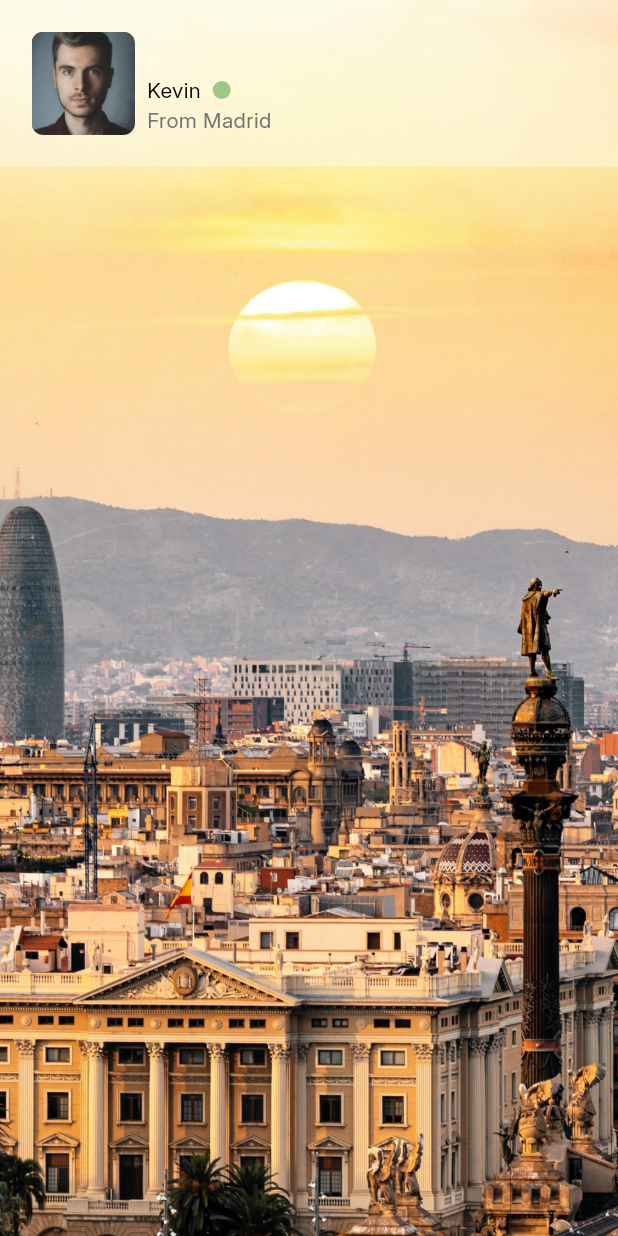
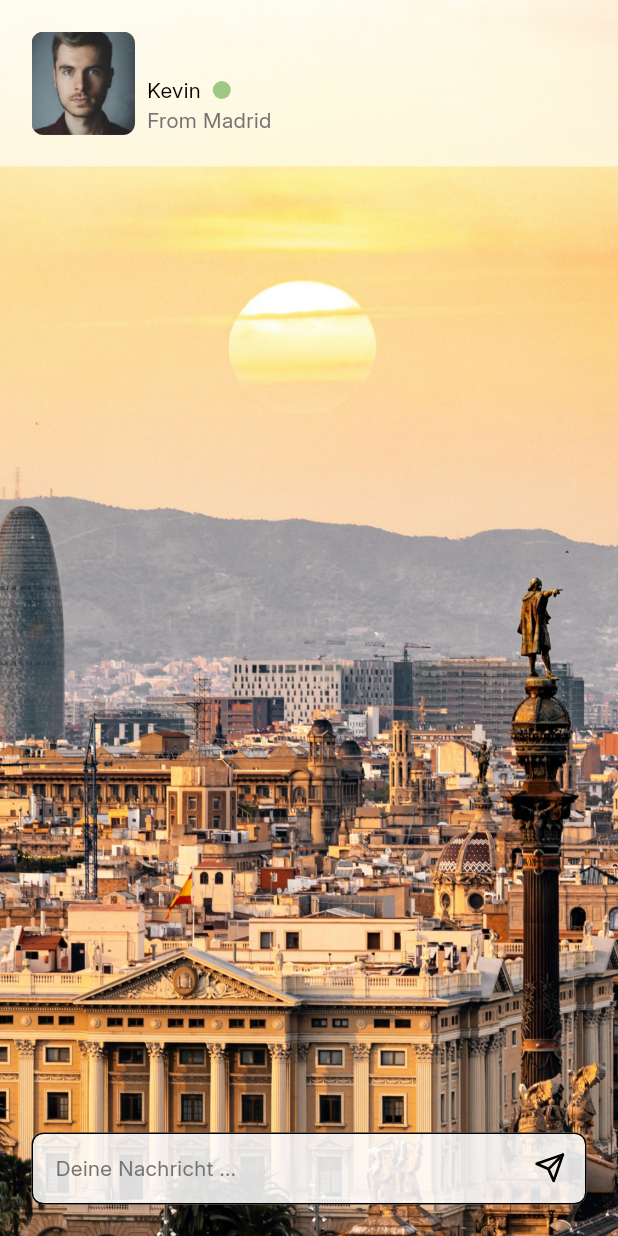
Before and after one commit to pascal-iding/tandem_ai, a Flutter app: the screen it shows after launch, after a tap on "Neue Konversation starten", on a phone screen of 412 x 824 dp. Run offline on Flutter 3.47's test engine with Material 3 defaults, Android fonts, the phone set to English and light mode, and no system bars; our stand-ins replace bloc, flutter_bloc, flutter_svg, go_router.

Commit message:
Add chat skeleton

```diff
--- a/lib/features/chat/presentation/screens/chat_screen.dart
+++ b/lib/features/chat/presentation/screens/chat_screen.dart
@@ -1,15 +1,12 @@
-
 import 'package:flutter/material.dart';
-import 'dart:async';
+import 'package:flutter/scheduler.dart';
 import 'package:flutter_bloc/flutter_bloc.dart';
-
 import '../widgets/scroll_indicator.dart';
 import '../widgets/chat_settings/chat_settings.dart';
 import '../widgets/ai_chat/ai_chat.dart';
 import '../../logic/cubit/chat_settings_cubit.dart';
 import '../../logic/cubit/chat_list_cubit.dart';
 import '../../data/models/chat_list.dart';
-
 
 class ChatScreen extends StatefulWidget {
   const ChatScreen({super.key});
@@ -18,64 +15,70 @@ class ChatScreen extends StatefulWidget {
   State<ChatScreen> createState() => _ChatScreenState();
 }
 
-
 class _ChatScreenState extends State<ChatScreen> {
   final ScrollController _scrollController = ScrollController();
   final double _scrollIndicatorHeight = 38;
   bool _showScrollIndicator = true;
-  Timer? _scrollTimer;
-  bool _isScrolling = false;
+  double _scrollOffset = 0.0;
 
   @override
   void initState() {
     super.initState();
-    _scrollController.addListener(_scrollListener);
+    _scrollController.addListener(_onScroll);
   }
 
   @override
   void dispose() {
-    _scrollController.removeListener(_scrollListener);
+    _scrollController.removeListener(_onScroll);
     _scrollController.dispose();
-    _scrollTimer?.cancel();
     super.dispose();
   }
 
-  void _scrollListener() {
-    _scrollTimer?.cancel();
-
-    if (!_isScrolling) {
-      _onScrollStart();
+  void _onScroll() {
+    if (mounted) {
+      SchedulerBinding.instance.addPostFrameCallback((_) {
+        if (mounted) {
+          setState(() {
+            _scrollOffset = _scrollController.offset;
+          });
         }
-
-    _scrollTimer = Timer(const Duration(milliseconds: 100), () {
-      _onScrollEnd();
       });
+    }
   }
 
   void _onScrollStart() {
+    if (mounted) {
+      SchedulerBinding.instance.addPostFrameCallback((_) {
+        if (mounted) {
           setState(() {
-      _isScrolling = true;
             _showScrollIndicator = false;
           });
         }
+      });
+    }
+  }
 
   void _onScrollEnd() {
+    if (mounted) {
+      SchedulerBinding.instance.addPostFrameCallback((_) {
+        if (mounted) {
           setState(() {
-      _isScrolling = false;
             _showScrollIndicator = _isAtTop();
           });
+        }
+      });
+    }
   }
 
   bool _isAtTop() {
     if (!_scrollController.hasClients) return true;
-
     return _scrollController.offset <= 0.0;
   }
 
   void _scrollToBottom() {
     if (_scrollController.hasClients) {
       WidgetsBinding.instance.addPostFrameCallback((_) {
-        Timer(const Duration(milliseconds: 300), () {
+        Future.delayed(const Duration(milliseconds: 300), () {
           if (_scrollController.hasClients) {
             _scrollController.animateTo(
               _scrollController.position.maxScrollExtent,
@@ -106,15 +109,23 @@ class _ChatScreenState extends State<ChatScreen> {
             ],
             child: BlocBuilder<ChatListCubit, ChatList>(
               builder: (context, chatListState) {
-                final hasChats =
-                  (chatListState.chats.isNotEmpty) &&
-                  (chatListState.activeChatIndex != null);
+                final hasChats = chatListState.chats.isNotEmpty &&
+                    chatListState.activeChatIndex != null;
 
                 if (!hasChats && _scrollController.hasClients) {
                   _scrollController.jumpTo(0);
                 }
 
-                return Stack(
+                return NotificationListener<ScrollNotification>(
+                  onNotification: (notification) {
+                    if (notification is ScrollStartNotification) {
+                      _onScrollStart();
+                    } else if (notification is ScrollEndNotification) {
+                      _onScrollEnd();
+                    }
+                    return false;
+                  },
+                  child: Stack(
                     children: [
                       SingleChildScrollView(
                         controller: _scrollController,
@@ -127,7 +138,10 @@ class _ChatScreenState extends State<ChatScreen> {
                               maxHeight: stackHeight,
                               onNewChat: _scrollToBottom,
                             ),
-                          AiChat(maxHeight: stackHeight),
+                            AiChat(
+                              maxHeight: stackHeight,
+                              scrollOffset: _scrollOffset,
+                            ),
                           ],
                         ),
                       ),
@@ -141,6 +155,7 @@ class _ChatScreenState extends State<ChatScreen> {
                           ),
                         ),
                     ],
+                  ),
                 );
               },
             ),
--- a/lib/features/chat/presentation/widgets/ai_chat/ai_chat.dart
+++ b/lib/features/chat/presentation/widgets/ai_chat/ai_chat.dart
@@ -1,23 +1,81 @@
 import 'package:flutter/material.dart';
 import 'package:flutter_bloc/flutter_bloc.dart';
+import 'package:tandem_ai/features/chat/data/constants/message_author.dart';
 import 'package:tandem_ai/features/chat/data/models/chat_list.dart';
 
 import 'package:tandem_ai/features/chat/logic/cubit/chat_list_cubit.dart';
+import 'package:tandem_ai/features/chat/presentation/widgets/ai_chat/chat_history/chat_history.dart';
 import './header.dart';
+import 'package:tandem_ai/shared/widgets/form_elements/text_inputs/default_text_area.dart';
 
+class AiChat extends StatefulWidget {
+  final double maxHeight;
+  final double scrollOffset;
 
-class AiChat extends StatelessWidget {
-  final double maxHeight;
+  const AiChat({
+    super.key,
+    required this.maxHeight,
+    required this.scrollOffset,
+  });
 
-  const AiChat({super.key, required this.maxHeight});
+  @override
+  State<AiChat> createState() => _AiChatState();
+}
+
+class _AiChatState extends State<AiChat> {
+  late TextEditingController _textController;
+
+  // Adjust these values to control the fade behavior
+  static const double _fadeStartOffset = 0.0;
+  static const double _fadeEndOffset = 200.0;
+
+  @override
+  void initState() {
+    super.initState();
+    _textController = TextEditingController();
+  }
+
+  @override
+  void dispose() {
+    _textController.dispose();
+    super.dispose();
+  }
+
+  double _calculateHeaderOpacity() {
+    if (widget.scrollOffset <= _fadeStartOffset) {
+      return 0.0; // Fully transparent at the top
+    } else if (widget.scrollOffset >= _fadeEndOffset) {
+      return 1.0; // Fully opaque after scrolling enough
+    } else {
+      // Linear interpolation between 0 and 1
+      return (widget.scrollOffset - _fadeStartOffset) /
+             (_fadeEndOffset - _fadeStartOffset);
+    }
+  }
+
+  void onSend() {
+    final Chat? activeChat = context.read<ChatListCubit>().getActiveChat();
+    Message message = Message(
+      author: MessageAuthor.user,
+      text: _textController.text,
+      date: DateTime.now(),
+    );
+
+    if (activeChat == null) return;
+
+    context.read<ChatListCubit>().addMessage(activeChat.id, message);
+    _textController.clear();
+  }
 
   @override
   Widget build(BuildContext context) {
     final Chat? activeChat = context.read<ChatListCubit>().getActiveChat();
+    final EdgeInsets padding = MediaQuery.of(context).padding;
+    final double headerOpacity = _calculateHeaderOpacity();
 
     return Container(
       width: double.infinity,
-      height: maxHeight,
+      height: widget.maxHeight,
       decoration: const BoxDecoration(
         image: DecorationImage(
           image: AssetImage('assets/images/language_backgrounds/spain.jpg'),
@@ -27,10 +85,30 @@ class AiChat extends StatelessWidget {
       child: activeChat != null
         ? Column(
           children: [
-            Header()
+            Opacity(
+              opacity: headerOpacity,
+              child: Header(),
+            ),
+            const SizedBox(height: 11),
+            Expanded(
+              child: ChatHistory(),
+            ),
+            const SizedBox(height: 11),
+            Padding(
+              padding: EdgeInsets.only(
+                left: 21,
+                right: 21,
+                bottom: padding.bottom + 21,
+              ),
+              child: DefaultTextArea(
+                hint: 'Deine Nachricht ...',
+                controller: _textController,
+                onSend: () { onSend(); },
+              ),
+            ),
           ],
         )
-      : null
+      : null,
     );
   }
 }
--- /dev/null
+++ b/lib/features/chat/presentation/widgets/ai_chat/chat_history/chat_history.dart
@@ -0,0 +1,30 @@
+import 'package:flutter/material.dart';
+import 'package:flutter_bloc/flutter_bloc.dart';
+
+import 'package:tandem_ai/features/chat/data/models/chat_list.dart';
+import 'package:tandem_ai/features/chat/logic/cubit/chat_list_cubit.dart';
+import 'chat_bubble.dart';
+
+class ChatHistory extends StatelessWidget {
+  const ChatHistory({super.key});
+
+  @override
+  Widget build(BuildContext context) {
+    final Chat? activeChat = context.read<ChatListCubit>().getActiveChat();
+
+    return activeChat != null ? Padding(
+      padding: EdgeInsets.symmetric(horizontal: 21),
+      child: ListView.builder(
+        itemCount: activeChat.messages.length ?? 0,
+        itemBuilder: (context, index) {
+          final message = activeChat.messages[index];
+          return ChatBubble(
+            message: message.text,
+            date: message.date,
+            correctedMessage: 'Hello',
+          );
+        },
+      ),
+    ): Container();
+  }
+}
--- a/lib/features/chat/presentation/widgets/ai_chat/header.dart
+++ b/lib/features/chat/presentation/widgets/ai_chat/header.dart
@@ -1,4 +1,3 @@
-
 import 'package:flutter/material.dart';
 import 'package:flutter_bloc/flutter_bloc.dart';
 
@@ -6,9 +5,45 @@ import 'package:tandem_ai/features/chat/data/models/chat_list.dart';
 import 'package:tandem_ai/features/chat/logic/cubit/chat_list_cubit.dart';
 import 'package:tandem_ai/features/chat/presentation/widgets/active_chat_list/active_indicator.dart';
 
+class Header extends StatefulWidget {
+  const Header({super.key});
 
-class Header extends StatelessWidget {
-  const Header({super.key});
+  @override
+  State<Header> createState() => _HeaderState();
+}
+
+class _HeaderState extends State<Header> with SingleTickerProviderStateMixin {
+  late AnimationController _animationController;
+  late Animation<double> _fadeAnimation;
+
+  @override
+  void initState() {
+    super.initState();
+
+    _animationController = AnimationController(
+      duration: const Duration(milliseconds: 500),
+      vsync: this,
+    );
+
+    _fadeAnimation = Tween<double>(
+      begin: 0.0,
+      end: 1.0,
+    ).animate(CurvedAnimation(
+      parent: _animationController,
+      curve: Curves.easeIn,
+    ));
+
+    // Start the animation when the widget is built
+    WidgetsBinding.instance.addPostFrameCallback((_) {
+      _animationController.forward();
+    });
+  }
+
+  @override
+  void dispose() {
+    _animationController.dispose();
+    super.dispose();
+  }
 
   @override
   Widget build(BuildContext context) {
@@ -17,9 +52,13 @@ class Header extends StatelessWidget {
     final EdgeInsets padding = MediaQuery.of(context).padding;
     final double topSafeArea = padding.top;
 
-    return activeChat != null ? Container(
-      padding: EdgeInsets.only(top: topSafeArea + 21, left: 21, right: 21, bottom: 21),
-      color: Theme.of(context).colorScheme.surface.withAlpha(100),
+    return activeChat != null
+        ? FadeTransition(
+            opacity: _fadeAnimation,
+            child: Container(
+              padding: EdgeInsets.only(
+                  top: topSafeArea + 21, left: 21, right: 21, bottom: 21),
+              color: Theme.of(context).colorScheme.surface.withAlpha(150),
               child: Row(
                 crossAxisAlignment: CrossAxisAlignment.end,
                 children: [
@@ -30,8 +69,7 @@ class Header extends StatelessWidget {
                       borderRadius: BorderRadius.circular(8),
                       image: DecorationImage(
                           image: AssetImage(activeChat.persona.picturePath),
-                fit: BoxFit.cover
-              )
+                          fit: BoxFit.cover),
                     ),
                   ),
                   const SizedBox(width: 8),
@@ -53,14 +91,20 @@ class Header extends StatelessWidget {
                       ),
                       Text(
                         'From ${activeChat.settings.getCityOfOrigin()}',
-                style: Theme.of(context).textTheme.bodyMedium?.copyWith(
-                  color: Theme.of(context).colorScheme.onSurfaceVariant
-                ),
+                        style: Theme.of(context)
+                            .textTheme
+                            .bodyMedium
+                            ?.copyWith(
+                                color: Theme.of(context)
+                                    .colorScheme
+                                    .onSurfaceVariant),
                       )
                     ],
                   )
                 ],
+              ),
+            ),
           )
-    ): Container();
+        : Container();
   }
 }
--- a/lib/shared/themes/default_theme.dart
+++ b/lib/shared/themes/default_theme.dart
@@ -15,7 +15,7 @@ class DefaultTheme {
     error: Color.fromARGB(255, 235, 93, 93),
     onError: Color.fromARGB(255, 255, 255, 255),
     onPrimary: Color.fromARGB(255, 255, 255, 255),
-    onSecondary: Color.fromARGB(255, 0, 0, 0),
+    onSecondary: Color.fromARGB(255, 255, 255, 255),
     onSurface: Color.fromARGB(255, 0, 0, 0),
     onSurfaceVariant: Color.fromARGB(255, 116, 116, 116),
     outline: Color.fromARGB(255, 0, 0, 0),
--- /dev/null
+++ b/lib/shared/widgets/form_elements/text_inputs/default_text_area.dart
@@ -0,0 +1,122 @@
+import 'package:flutter/material.dart';
+import 'package:flutter_svg/svg.dart';
+
+class DefaultTextArea extends StatelessWidget {
+  final String? title;
+  final String hint;
+  final String? topicIconPath;
+  final TextEditingController? controller;
+  final bool isPassword;
+  final ValueChanged<String>? onChanged;
+  final VoidCallback? onSend;
+
+  const DefaultTextArea({
+    super.key,
+    this.title,
+    required this.hint,
+    this.controller,
+    this.topicIconPath,
+    this.isPassword = false,
+    this.onChanged,
+    this.onSend,
+  });
+
+  @override
+  Widget build(BuildContext context) {
+    return Stack(
+      children: [
+        Column(
+          crossAxisAlignment: CrossAxisAlignment.start,
+          children: [
+            if (title != null)
+              Text(
+                title!,
+                style: Theme.of(context).textTheme.labelLarge,
+              ),
+            if (title != null)
+              const SizedBox(height: 8),
+            Row(
+              mainAxisAlignment: MainAxisAlignment.center,
+              crossAxisAlignment: CrossAxisAlignment.start,
+              children: [
+                if (topicIconPath != null)
+                  Container(
+                    width: 53,
+                    height: 53,
+                    padding: const EdgeInsets.all(8),
+                    child: SvgPicture.asset(
+                      topicIconPath!
+                    ),
+                  ),
+                if (topicIconPath != null)
+                  const SizedBox(width: 8),
+                Expanded(
+                  child: TextFormField(
+                    controller: controller,
+                    obscureText: isPassword,
+                    keyboardType: TextInputType.multiline,
+                    textInputAction: TextInputAction.newline,
+                    textAlignVertical: TextAlignVertical.bottom,
+                    minLines: 1,
+                    maxLines: 3,
+                    onTapOutside: (event) {
+                      FocusScope.of(context).unfocus();
+                    },
+                    onChanged: onChanged,
+                    style: Theme.of(context).textTheme.bodyMedium,
+                    decoration: InputDecoration(
+                      filled: true,
+                      fillColor: Theme.of(context).colorScheme.surface.withAlpha(220),
+                      hintText: hint,
+                      hintStyle: Theme.of(context).textTheme.bodyMedium?.copyWith(
+                        color: Theme.of(context).colorScheme.onSurfaceVariant,
+                      ),
+                      contentPadding: EdgeInsets.only(top: 14, right: 12 + 33, bottom: 14, left: 12),
+                      border: OutlineInputBorder(
+                        borderRadius: BorderRadius.circular(8),
+                        borderSide: BorderSide(color: Theme.of(context).colorScheme.onSurface, width: 1),
+                      ),
+                      enabledBorder: OutlineInputBorder(
+                        borderRadius: BorderRadius.circular(8),
+                        borderSide: BorderSide(color: Theme.of(context).colorScheme.onSurface, width: 1),
+                      ),
+                      focusedBorder: OutlineInputBorder(
+                        borderRadius: BorderRadius.circular(8),
+                        borderSide: BorderSide(color: Theme.of(context).colorScheme.onSurface, width: 1),
+                      ),
+                    ),
+                  ),
+                )
+              ]
+            )
+          ],
+        ),
+        Positioned(
+          right: 8,
+          bottom: 8,
+          child: Container(
+            width: 33,
+            height: 33,
+            decoration: BoxDecoration(
+              shape: BoxShape.circle,
+            ),
+            child: IconButton(
+              onPressed: onSend,
+              icon: SvgPicture.asset(
+                'assets/icons/send.svg',
+                width: 21,
+                height: 21,
+                colorFilter: ColorFilter.mode(
+                  Theme.of(context).colorScheme.primary,
+                  BlendMode.srcIn,
+                ),
+              ),
+              padding: EdgeInsets.zero,
+              constraints: const BoxConstraints(),
+            ),
+          ),
+        )
+      ],
+    );
+  }
+}
--- a/pubspec.yaml
+++ b/pubspec.yaml
@@ -13,6 +13,7 @@ dependencies:
   flutter_bloc: ^9.1.1
   flutter_svg: ^2.2.0
   go_router: ^16.1.0
+  intl: ^0.20.2
 
 dev_dependencies:
   flutter_test:
```
Also changed, not shown: lib/features/chat/logic/cubit/chat_list_cubit.dart (+7 -6 lines), lib/features/chat/presentation/widgets/ai_chat/chat_history/chat_bubble.dart (added, +94 -0 lines), assets/icons/send.svg (added), pubspec.lock. Lines whose indentation alone changed are shown as unchanged.
